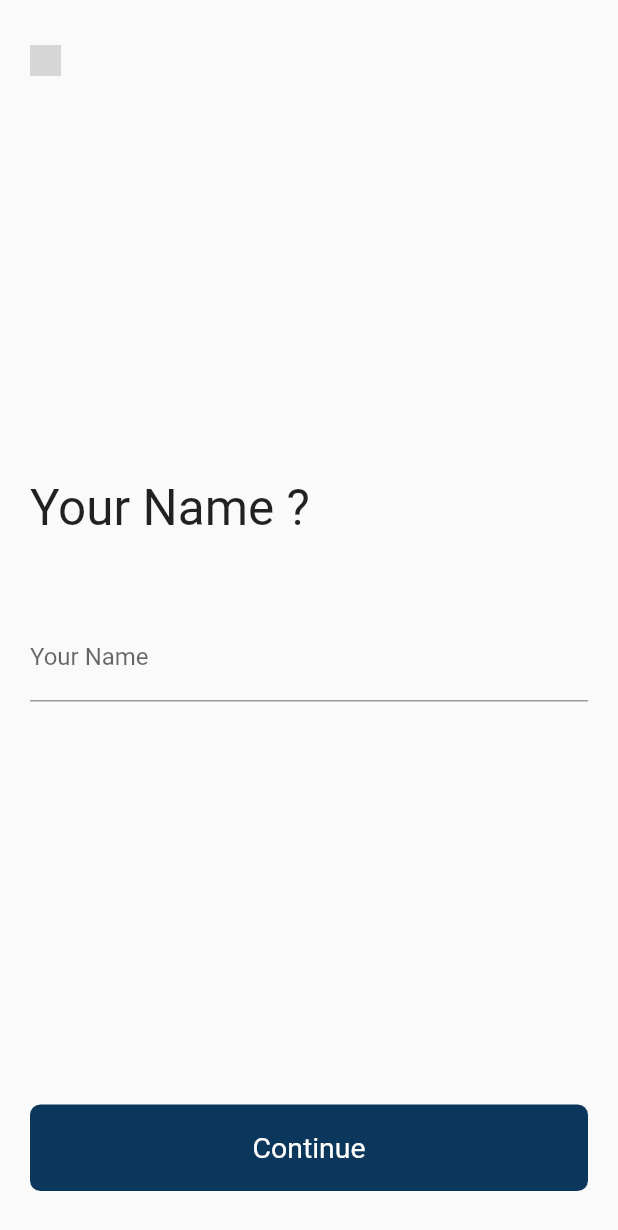
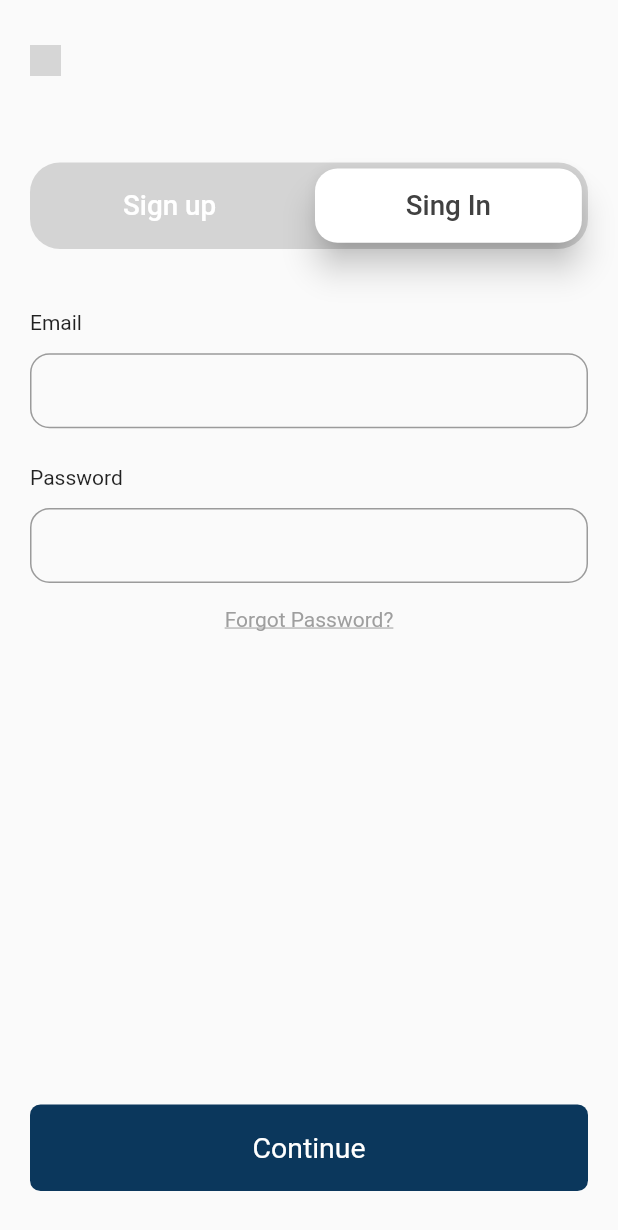
Before and after one commit to AltanBaysal/fitness-app, a Flutter app: the screen it shows after launch, on a phone screen of 412 x 824 dp. Shown: the top 1230 px of the screen. Run offline on Flutter 3.47's test engine with Material 2 defaults, Android fonts, the phone set to English and light mode, and no system bars; our stand-ins replace flutter_svg; grey boxes are pictures that could not be loaded.

Commit message:
Sign In View Added

```diff
--- a/lib/core/shared_widgets.dart/two_button_switch.dart
+++ b/lib/core/shared_widgets.dart/two_button_switch.dart
@@ -21,14 +21,16 @@ class TwoButtonSwitch extends StatelessWidget {
   Widget build(BuildContext context) {
     double height = MediaQuery.of(context).size.height;
     return Container(
-      padding: const EdgeInsets.all(1),
+      padding: const EdgeInsets.all(0.1),
       decoration: const BoxDecoration(
         borderRadius: BorderRadius.all(Radius.circular(20)),
         color: CustomColors.lightGrey,
       ),
       height: height * 0.07,
+
       child: Row(
         children: [
+
           _Button(
             isActive: activeSide == HorizontalDirection.left,
             buttonText: leftButtonText,
--- /dev/null
+++ b/lib/features/credential/presentation/pages/credential_page.dart
@@ -0,0 +1,54 @@
+import 'package:fitness_app/core/shared_widgets.dart/back_button.dart';
+import 'package:fitness_app/core/shared_widgets.dart/rectangle_button.dart';
+import 'package:fitness_app/features/credential/presentation/widgets/sign_in_view.dart';
+import 'package:fitness_app/features/credential/presentation/widgets/terms_of_use_text.dart';
+import 'package:flutter/material.dart';
+import '../../../../core/enums/horizontal_direction_enum.dart';
+import '../../../../core/shared_widgets.dart/two_button_switch.dart';
+
+class CredentialPage extends StatelessWidget {
+  const CredentialPage({Key? key}) : super(key: key);
+
+  @override
+  Widget build(BuildContext context) {
+    double width = MediaQuery.of(context).size.width;
+    double height = MediaQuery.of(context).size.height;
+
+    return Scaffold(
+      body: Container(
+        margin: const EdgeInsets.symmetric(vertical: 30, horizontal: 20),
+        child: Column(
+          mainAxisAlignment: MainAxisAlignment.spaceBetween,
+          children: [
+            Row(
+              children: [
+                CustomBackButton(
+                  mainContext: context,
+                  size: width * 0.05,
+                )
+              ],
+            ),
+
+            Container(
+              margin: EdgeInsets.only(top: height*0.07,bottom: height*0.02),
+              child: TwoButtonSwitch(
+                activeSide: HorizontalDirection.right,
+                onChanged: (direction) {},
+                leftButtonText: "Sign up",
+                rightButtonText: "Sing In",
+              ),
+            ),
+
+            const SignInView(),
+
+            Column(
+              children: [
+                RectangleButton(text: "Continue", onTap: () {}),
+              ],
+            ),
+          ],
+        ),
+      ),
+    );
+  }
+}
--- /dev/null
+++ b/lib/features/credential/presentation/widgets/sign_in_view.dart
@@ -0,0 +1,73 @@
+import 'package:fitness_app/core/constants/colors_constants.dart';
+import 'package:flutter/material.dart';
+
+class SignInView extends StatelessWidget {
+  const SignInView({Key? key}) : super(key: key);
+
+  @override
+  Widget build(BuildContext context) {
+    double height = MediaQuery.of(context).size.height;
+    return Expanded(
+      child: Column(
+        children: [
+          Column(
+            crossAxisAlignment: CrossAxisAlignment.start,
+            children: [
+              Container(
+                margin:
+                    EdgeInsets.only(top: height * 0.03, bottom: height * 0.015),
+                child: const Text("Email"),
+              ),
+              const SizedBox(
+                height: 50,
+                child: TextField(
+                  decoration: InputDecoration(
+                    border: OutlineInputBorder(
+                      borderRadius: BorderRadius.all(Radius.circular(13)),
+                      borderSide: BorderSide(
+                        color: CustomColors.lightGrey,
+                        width: 0.01,
+                      ),
+                    ),
+                  ),
+                ),
+              ),
+            ],
+          ),
+          Column(
+            crossAxisAlignment: CrossAxisAlignment.start,
+            children: [
+              Container(
+                margin:
+                    EdgeInsets.only(top: height * 0.03, bottom: height * 0.015),
+                child: const Text("Password"),
+              ),
+              const SizedBox(
+                height: 50,
+                child: TextField(
+                  decoration: InputDecoration(
+                    border: OutlineInputBorder(
+                      borderRadius: BorderRadius.all(Radius.circular(13)),
+                      borderSide: BorderSide(
+                        color: CustomColors.lightGrey,
+                        width: 0.01,
+                      ),
+                    ),
+                  ),
+                ),
+              ),
+            ],
+          ),
+          SizedBox(height: height*0.02,),
+          const Text(
+            "Forgot Password?",
+            style: TextStyle(
+              color: Colors.grey,
+              decoration: TextDecoration.underline,
+            ),
+          ),
+        ],
+      ),
+    );
+  }
+}
--- /dev/null
+++ b/lib/features/credential/presentation/widgets/terms_of_use_text.dart
@@ -0,0 +1,43 @@
+import 'package:flutter/material.dart';
+
+class TermsOfUseText extends StatelessWidget {
+  const TermsOfUseText({Key? key}) : super(key: key);
+
+  @override
+  Widget build(BuildContext context) {
+    double width = MediaQuery.of(context).size.width;
+    return Container(
+      margin: EdgeInsets.all(width * 0.05),
+      child: RichText(
+        textAlign: TextAlign.center,
+        text: const TextSpan(
+            style: TextStyle(
+              color: Colors.grey,
+              height: 1.3,
+            ),
+            children: [
+              TextSpan(
+                text:
+                    "Curabitur lobortis id lorem id bibendum. Ut id consectetur magna. ",
+              ),
+              TextSpan(
+                text: "Terms of Use",
+                style: TextStyle(
+                  color: Colors.blue,
+                  decoration: TextDecoration.underline,
+                ),
+              ),
+              TextSpan(text: " augue enim, pulvinar "),
+              TextSpan(
+                text: "Privacy Notice",
+                style: TextStyle(
+                  color: Colors.blue,
+                  decoration: TextDecoration.underline,
+                ),
+              ),
+              TextSpan(text: " lacinia at."),
+            ]),
+      ),
+    );
+  }
+}
--- a/lib/features/user_information/presentation/pages/get_name_page.dart
+++ b/lib/features/user_information/presentation/pages/get_name_page.dart
@@ -10,8 +10,7 @@ class GetNamePage extends StatelessWidget {
     double height = MediaQuery.of(context).size.height;
 
     return Scaffold(
-      body: Center(
-        child: Container(
+      body: Container(
         margin: const EdgeInsets.symmetric(vertical: 30, horizontal: 20),
         child: Column(
           mainAxisAlignment: MainAxisAlignment.spaceBetween,
@@ -46,7 +45,6 @@ class GetNamePage extends StatelessWidget {
           ],
         ),
       ),
-      ),
     );
   }
 }
--- a/lib/main.dart
+++ b/lib/main.dart
@@ -1,4 +1,4 @@
-import 'package:fitness_app/features/user_information/presentation/pages/get_name_page.dart';
+import 'package:fitness_app/features/credential/presentation/pages/credential_page.dart';
 import 'package:flutter/material.dart';
 
 void main() {
@@ -13,7 +13,7 @@ class MyApp extends StatelessWidget {
       theme: ThemeData(
         primarySwatch: Colors.blue,
       ),
-      home: const GetNamePage(),
+      home: const CredentialPage(),
     );
   }
 }
```
Lines whose indentation alone changed are shown as unchanged.
